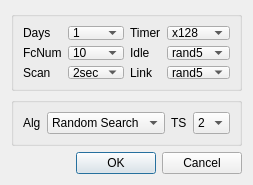
This is ItshfSim/link/linkdlg.ui in lzhengp1986/AutoTechSim as Qt 5 draws it before an edit. The edited form follows.
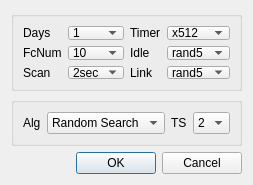
This is the edited form.

Commit message: 24小时切换错误，仿真加速到512，但数据大时窗口无响应

```diff
--- a/ItshfSim/link/linkdlg.ui
+++ b/ItshfSim/link/linkdlg.ui
@@ -87,6 +87,11 @@
       </item>
       <item row="0" column="3">
        <widget class="QComboBox" name="tmrSpeed">
+        <item>
+         <property name="text">
+          <string>x512</string>
+         </property>
+        </item>
         <item>
          <property name="text">
           <string>x128</string>
```
Left out of the diff: 10 changed lines with no effect on the pictures. The commit also changes 6 other files.
